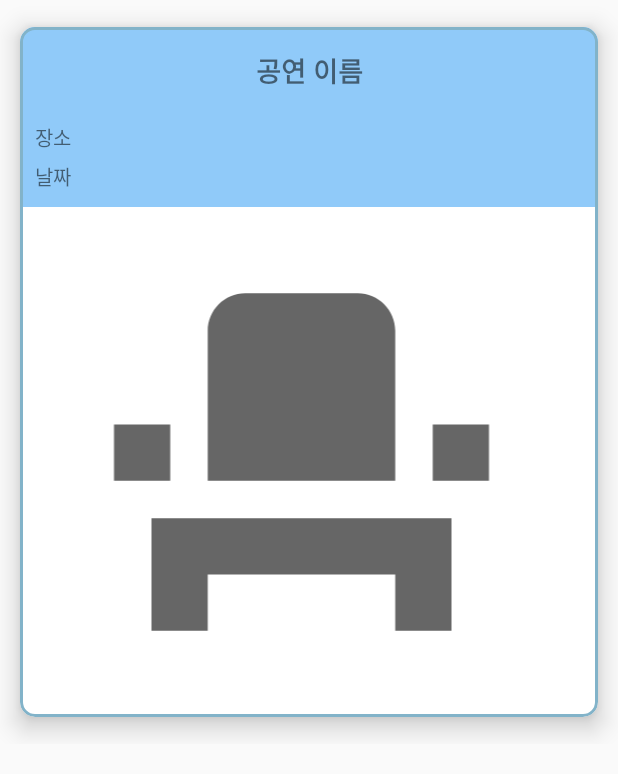
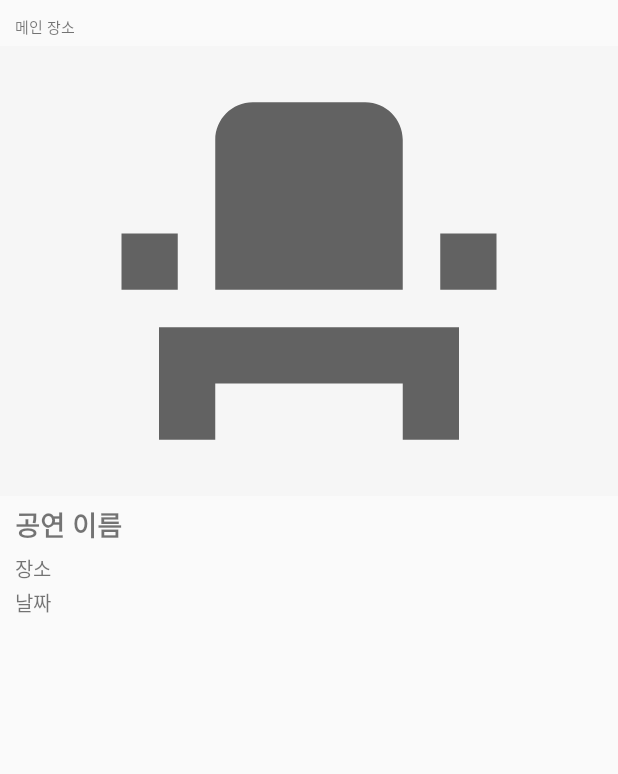
Before and after one commit to yellowchili/FindYU, an Android app: the layout recycler_event_items.xml on its own in the app's theme, with its tools: preview values and no code run, on a phone screen of 412 x 824 dp. Shown: the top 774 px of the screen. Run offline under Robolectric (Android 15) with nearby library versions, the phone set to English and light mode, and no system bars.

Commit message:
1. modify event information XML 2. delete never used XML

```diff
--- a/app/src/main/res/layout/recycler_event_items.xml
+++ b/app/src/main/res/layout/recycler_event_items.xml
@@ -7,51 +7,59 @@
     android:layout_marginBottom="5dp"
     >
 
-    <com.google.android.material.card.MaterialCardView
-        android:id="@+id/event_item_card"
+
+
+    <LinearLayout
         android:layout_width="match_parent"
         android:layout_height="wrap_content"
-
-        app:cardCornerRadius="10dp"
-        app:cardElevation="10dp"
-        app:cardUseCompatPadding="true"
+        android:orientation="vertical"
         app:layout_constraintEnd_toEndOf="parent"
         app:layout_constraintStart_toStartOf="parent"
-        app:layout_constraintTop_toTopOf="parent"
-        app:strokeColor="#82b3c9"
-        app:strokeWidth="2dp">
+        app:layout_constraintTop_toTopOf="parent">
+
+        <TextView
+            android:id="@+id/event_main_location"
+            android:layout_width="wrap_content"
+            android:layout_height="wrap_content"
+            android:layout_marginTop="10dp"
+            android:layout_marginBottom="5dp"
+            android:paddingLeft="10dp"
+            android:text="메인 장소"
+            android:textSize="10dp" />
+
+        <ImageView
+            android:id="@+id/event_img"
+            android:layout_width="match_parent"
+            android:layout_height="300dp"
+            android:layout_marginBottom="5dp"
+
+            android:background="#F6F6F6"
+
+            android:src="@drawable/ic_baseline_event_seat_24"
+            />
+
 
         <LinearLayout
             android:layout_width="match_parent"
             android:layout_height="wrap_content"
             android:orientation="vertical">
 
-            <LinearLayout
-                android:layout_width="match_parent"
-                android:layout_height="wrap_content"
-                android:orientation="vertical"
-
-                android:background="#90caf9">
-
             <TextView
                 android:id="@+id/event_name"
                 android:layout_width="match_parent"
                 android:layout_height="wrap_content"
-                    android:paddingTop="15dp"
-                    android:paddingBottom="5dp"
+                android:paddingLeft="10dp"
 
                 android:text="공연 이름"
-                    android:textAlignment="center"
                 android:textSize="18dp"
                 android:textStyle="bold" />
 
-
             <TextView
-                    android:id="@+id/event_location"
+                android:id="@+id/event_sub_location"
                 android:layout_width="match_parent"
                 android:layout_height="wrap_content"
-                    android:layout_marginTop="15dp"
-                    android:layout_marginBottom="5dp"
+                android:layout_marginTop="5dp"
+                android:layout_marginBottom="2dp"
                 android:paddingLeft="10dp"
 
                 android:text="장소"
@@ -69,23 +77,6 @@
 
         </LinearLayout>
 
-            <ImageView
-                android:id="@+id/event_img"
-                android:layout_width="match_parent"
-                android:layout_height="300dp"
-
-                android:layout_marginLeft="10dp"
-                android:layout_marginTop="20dp"
-                android:layout_marginEnd="10dp"
-                android:layout_marginBottom="20dp"
-
-                android:src="@drawable/ic_baseline_event_seat_24" />
-
-
     </LinearLayout>
 
-
-    </com.google.android.material.card.MaterialCardView>
-
-
 </androidx.constraintlayout.widget.ConstraintLayout>
```
Also changed, not shown: app/src/main/java/com/example/navermapex_2/EventAdapater.java (+4 -4 lines), app/src/main/res/layout/botto_sheet_ex.xml (deleted, +0 -12 lines), app/src/main/res/layout/progress_ex.xml (deleted, +0 -7 lines). Lines whose indentation alone changed are shown as unchanged.
